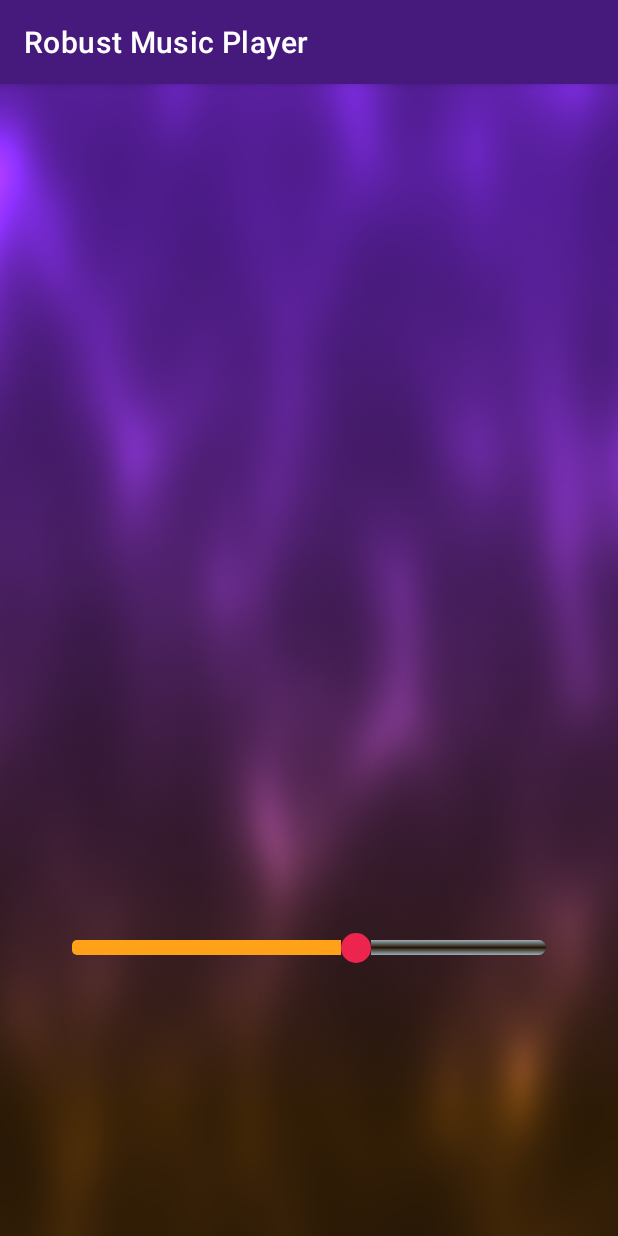
After one commit to kKapalka/robust-music-player, an Android app: the MusicActivity screen opened directly, with no data from a screen before it, on a phone screen of 412 x 824 dp. The commit adds this screen. Run offline under Robolectric (Android 15) with nearby library versions, the phone set to English and light mode, and no system bars.

Commit message:
musicActivity

```diff
--- a/app/src/main/AndroidManifest.xml
+++ b/app/src/main/AndroidManifest.xml
@@ -2,10 +2,11 @@
 <manifest xmlns:android="http://schemas.android.com/apk/res/android"
     package="pl.rethagos.musicplayer">
 
+    <uses-permission android:name="android.permission.READ_EXTERNAL_STORAGE " />
     <uses-permission
-        android:name="android.permission.READ_EXTERNAL_STORAGE "/>
-    <uses-permission
-        android:name="android.permission.WRITE_EXTERNAL_STORAGE" android:maxSdkVersion="29"/>
+        android:name="android.permission.WRITE_EXTERNAL_STORAGE"
+        android:maxSdkVersion="29" />
+
     <application
         android:allowBackup="true"
         android:icon="@mipmap/ic_launcher"
@@ -13,7 +14,9 @@
         android:roundIcon="@mipmap/ic_launcher_round"
         android:supportsRtl="true"
         android:theme="@style/Theme.MyApplication">
-        <activity android:name=".InitialActivity"
+        <activity android:name=".activity.MusicActivity"></activity>
+        <activity
+            android:name=".activity.InitialActivity"
             android:theme="@style/SplashTheme">
             <intent-filter>
                 <action android:name="android.intent.action.MAIN" />
--- a/app/src/main/java/pl/rethagos/musicplayer/InitialActivity.kt
+++ b/app/src/main/java/pl/rethagos/musicplayer/activity/InitialActivity.kt
@@ -1,7 +1,7 @@
-package pl.rethagos.musicplayer
+package pl.rethagos.musicplayer.activity
 
 import android.Manifest
-import android.app.Application
+import android.content.Intent
 import android.content.pm.PackageManager
 import android.database.Cursor
 import android.net.Uri
@@ -18,6 +18,7 @@ import androidx.constraintlayout.widget.ConstraintLayout
 import androidx.core.app.ActivityCompat
 import androidx.recyclerview.widget.LinearLayoutManager
 import androidx.recyclerview.widget.RecyclerView
+import pl.rethagos.musicplayer.R
 import pl.rethagos.musicplayer.model.AudioFile
 import pl.rethagos.musicplayer.model.FolderPath
 import pl.rethagos.musicplayer.prefs.SharedPrefsSingleton
@@ -106,7 +107,8 @@ class InitialActivity : AppCompatActivity() {
         c?.close()
         recyclerView.adapter = AudioFileAdapter(ArrayList(audioFileNames.map { AudioFile("", it, "", "", "") }), recyclerView, object : OnAudioFileClickListener {
             override fun onClick(audioFile: AudioFile?) {
-                println(audioFile)
+                val intent = Intent(applicationContext, MusicActivity::class.java)
+                startActivity(intent)
             }
         })
         supportActionBar?.setDisplayHomeAsUpEnabled(true)
--- /dev/null
+++ b/app/src/main/java/pl/rethagos/musicplayer/activity/MusicActivity.kt
@@ -0,0 +1,12 @@
+package pl.rethagos.musicplayer.activity
+
+import androidx.appcompat.app.AppCompatActivity
+import android.os.Bundle
+import pl.rethagos.musicplayer.R
+
+class MusicActivity : AppCompatActivity() {
+    override fun onCreate(savedInstanceState: Bundle?) {
+        super.onCreate(savedInstanceState)
+        setContentView(R.layout.activity_music)
+    }
+}
--- /dev/null
+++ b/app/src/main/res/drawable/border_shadow.xml
@@ -0,0 +1,17 @@
+<?xml version="1.0" encoding="utf-8"?>
+<layer-list xmlns:android="http://schemas.android.com/apk/res/android">
+    <item>
+        <shape>
+            <corners
+                android:radius="10dp" />
+            <gradient
+                android:angle="270"
+                android:startColor="@color/pewter_blue"
+                android:centerColor="@color/bistre"
+                android:endColor="@color/pewter_blue"
+                android:centerY="0.5"
+                android:type="linear"
+                />
+        </shape>
+    </item>
+</layer-list>
--- /dev/null
+++ b/app/src/main/res/drawable/seekbar_progress.xml
@@ -0,0 +1,16 @@
+<?xml version="1.0" encoding="utf-8"?>
+<layer-list
+    xmlns:android="http://schemas.android.com/apk/res/android" >
+    <item
+        android:id="@+id/progressshape" >
+        <clip>
+            <shape
+                android:shape="rectangle" >
+                <size android:height="3dp"/>
+                <corners
+                    android:radius="3dp" />
+                <solid android:color="@color/orange_peel"/>
+            </shape>
+        </clip>
+    </item>
+</layer-list>
--- /dev/null
+++ b/app/src/main/res/drawable/seekbar_style.xml
@@ -0,0 +1,13 @@
+<?xml version="1.0" encoding="utf-8"?>
+<layer-list xmlns:android="http://schemas.android.com/apk/res/android" >
+    <item
+        android:id="@android:id/background"
+        android:drawable="@drawable/border_shadow" >
+    </item>
+
+    <item
+        android:id="@android:id/progress" >
+        <clip
+            android:drawable="@drawable/seekbar_progress" />
+    </item>
+</layer-list>
--- /dev/null
+++ b/app/src/main/res/drawable/seekbar_thumb.xml
@@ -0,0 +1,11 @@
+<?xml version="1.0" encoding="utf-8"?>
+<layer-list xmlns:android="http://schemas.android.com/apk/res/android">
+    <item>
+        <shape android:shape="oval">
+            <solid android:color="@color/red_crayola"/>
+            <size
+                android:width="20dp"
+                android:height="20dp"/>
+        </shape>
+    </item>
+</layer-list>
--- a/app/src/main/res/layout/activity_initial.xml
+++ b/app/src/main/res/layout/activity_initial.xml
@@ -7,7 +7,7 @@
     android:layout_height="match_parent"
     android:background="@drawable/test"
     android:backgroundTintMode="src_over"
-    tools:context=".InitialActivity">
+    tools:context=".activity.InitialActivity">
 
     <TextView
         android:id="@+id/textView2"
--- a/app/src/main/res/layout/activity_main.xml
+++ b/app/src/main/res/layout/activity_main.xml
@@ -5,7 +5,7 @@
     android:layout_width="match_parent"
     android:layout_height="match_parent"
     android:background="@drawable/gradient2"
-    tools:context=".InitialActivity">
+    tools:context=".activity.InitialActivity">
 
     <androidx.appcompat.widget.Toolbar
         android:id="@+id/toolbar_navi"
--- /dev/null
+++ b/app/src/main/res/layout/activity_music.xml
@@ -0,0 +1,35 @@
+<?xml version="1.0" encoding="utf-8"?>
+<androidx.constraintlayout.widget.ConstraintLayout xmlns:android="http://schemas.android.com/apk/res/android"
+    xmlns:app="http://schemas.android.com/apk/res-auto"
+    xmlns:tools="http://schemas.android.com/tools"
+    android:layout_width="match_parent"
+    android:layout_height="match_parent"
+    android:background="@drawable/gradient2"
+    tools:context=".activity.MusicActivity">
+
+    <SeekBar
+        android:id="@+id/seekBar"
+        android:layout_width="0dp"
+        android:layout_height="30dp"
+        android:layout_marginStart="32dp"
+        android:layout_marginEnd="32dp"
+        android:maxWidth="10dp"
+        android:maxHeight="10dp"
+        android:minWidth="15dp"
+        android:minHeight="5dp"
+        android:progress="60"
+        android:progressDrawable="@drawable/seekbar_style"
+        android:thumb="@drawable/seekbar_thumb"
+        app:layout_constraintBottom_toBottomOf="parent"
+        app:layout_constraintEnd_toEndOf="parent"
+        app:layout_constraintStart_toStartOf="parent"
+        app:layout_constraintTop_toBottomOf="@+id/divider3" />
+
+    <View
+        android:id="@+id/divider3"
+        android:layout_width="match_parent"
+        android:layout_height="1dp"
+        android:background="@android:color/transparent"
+        app:layout_constraintBottom_toBottomOf="parent"
+        app:layout_constraintTop_toTopOf="parent" />
+</androidx.constraintlayout.widget.ConstraintLayout>
```
